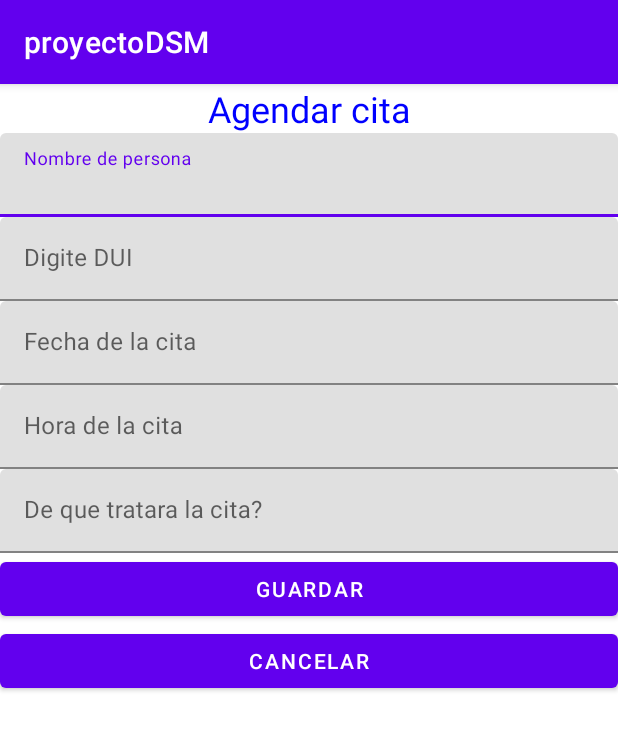
After one commit to ChristianBatres/PROYECTO-DSM, an Android app: the AddCitasActivity screen opened directly, with no data from a screen before it, on a phone screen of 412 x 824 dp. The commit adds this screen. Shown: the top 730 px of the screen. Run offline under Robolectric (Android 15) with nearby library versions, the phone set to English and light mode, and no system bars; 7 statements that could not run were skipped.

Commit message:
Agregando CRUD de Citas

```diff
--- a/app/src/main/AndroidManifest.xml
+++ b/app/src/main/AndroidManifest.xml
@@ -10,12 +10,15 @@
         android:supportsRtl="true"
         android:theme="@style/Theme.ProyectoDSM">
         <activity android:name=".MainActivity">
+        </activity>
+        <activity android:name=".CitasActivity">
             <intent-filter>
                 <action android:name="android.intent.action.MAIN" />
 
                 <category android:name="android.intent.category.LAUNCHER" />
             </intent-filter>
         </activity>
+        <activity android:name=".AddCitasActivity"></activity>
     </application>
 
 </manifest>
--- /dev/null
+++ b/app/src/main/java/sv/edu/udb/proyectodsm/AddCitasActivity.java
@@ -0,0 +1,117 @@
+package sv.edu.udb.proyectodsm;
+
+import android.os.Bundle;
+import android.os.PersistableBundle;
+import android.view.View;
+import android.widget.EditText;
+
+import androidx.annotation.Nullable;
+import androidx.appcompat.app.AppCompatActivity;
+import sv.edu.udb.proyectodsm.datos.Citas;
+
+import android.app.DatePickerDialog;
+import android.os.Bundle;
+import android.view.View;
+import android.widget.Button;
+import android.widget.DatePicker;
+import android.widget.EditText;
+import java.util.Calendar;
+import android.app.TimePickerDialog;
+import android.widget.TimePicker;
+
+public class AddCitasActivity extends AppCompatActivity{
+    EditText edtDUI,edtNombre,edtFecha,edtHora,edtDescripcion;
+    String key="",nombre="",dui="",fecha="",hora="",descripcion="",accion="";
+    Button buttonSave;
+    int cyear, cday, cmonth;
+    int chour,cminute;
+
+    @Override
+    public void onCreate(@Nullable Bundle savedInstanceState) {
+        super.onCreate(savedInstanceState);
+        setContentView(R.layout.activity_add_citas);
+        inicializar();
+    }
+    private void inicializar() {
+        edtNombre = findViewById(R.id.edtNombre);
+        edtDUI = findViewById(R.id.edtDUI);
+        edtFecha = findViewById(R.id.edtFech);
+        edtHora = findViewById(R.id.edtHora);
+        edtDescripcion = findViewById(R.id.edtDescripcion);
+
+        edtFecha.setOnClickListener(new View.OnClickListener() {
+            @Override
+            public void onClick(View v) {
+                final Calendar calendar=Calendar.getInstance();
+                cyear = calendar.get(Calendar.YEAR);
+                cmonth = calendar.get(Calendar.MONTH);
+                cday = calendar.get(Calendar.DAY_OF_MONTH);
+
+                DatePickerDialog datePickerDialog = new DatePickerDialog(AddCitasActivity.this, new DatePickerDialog.OnDateSetListener() {
+                    @Override
+                    public void onDateSet(DatePicker view, int year, int month, int dayOfMonth) {
+                        edtFecha.setText(dayOfMonth+"/"+(month+1)+"/"+year);
+                    }
+                },cyear,cmonth,cday);
+                datePickerDialog.show();
+            }
+        });
+
+        edtHora.setOnClickListener(new View.OnClickListener() {
+            @Override
+            public void onClick(View v) {
+                final  Calendar calendar = Calendar.getInstance();
+                chour=calendar.get(Calendar.HOUR_OF_DAY);
+                cminute=calendar.get(Calendar.MINUTE);
+
+                TimePickerDialog timePickerDialog = new TimePickerDialog(AddCitasActivity.this, new TimePickerDialog.OnTimeSetListener() {
+                    @Override
+                    public void onTimeSet(TimePicker view, int hourOfDay, int minute) {
+                        edtHora.setText(hourOfDay+":"+minute);
+                    }
+                },chour,cminute,false);
+                timePickerDialog.show();
+            }
+        });
+
+        // Obtención de datos que envia actividad anterior
+        Bundle datos = getIntent().getExtras();
+        key = datos.getString("key");
+        dui = datos.getString("dui");
+        nombre=datos.getString("nombre");
+        fecha=datos.getString("fecha");
+        hora=datos.getString("hora");
+        descripcion=datos.getString("descripcion");
+
+
+        accion=datos.getString("accion");
+        edtDUI.setText(dui);
+        edtNombre.setText(nombre);
+        edtFecha.setText(fecha);
+        edtHora.setText(hora);
+        edtDescripcion.setText(descripcion);
+    }
+
+    public void guardar(View v){
+        String nombre = edtNombre.getText().toString();
+        String dui = edtDUI.getText().toString();
+        String fecha = edtFecha.getText().toString();
+        String hora = edtHora.getText().toString();
+        String descripcion = edtDescripcion.getText().toString();
+        // Se forma objeto persona
+        Citas cita = new Citas(dui,nombre,fecha,hora,descripcion);
+
+        if (accion.equals("a")) { //Agregar usando push()
+            CitasActivity.refCitas.push().setValue(cita);
+        }
+        else // Editar usando setValue
+        {
+            CitasActivity.refCitas.child(key).setValue(cita);
+        }
+        finish();
+    }
+    public void cancelar(View v){
+        finish();
+    }
+
+}
--- /dev/null
+++ b/app/src/main/res/layout/activity_add_citas.xml
@@ -0,0 +1,83 @@
+<?xml version="1.0" encoding="utf-8"?>
+<LinearLayout xmlns:android="http://schemas.android.com/apk/res/android"
+    android:layout_width="match_parent"
+    android:layout_height="match_parent"
+    android:orientation="vertical">
+    <TextView
+        android:gravity="center_horizontal"
+        android:text="@string/Agregar"
+        android:textSize="24sp"
+        android:textColor="#00f"
+        android:layout_width="match_parent"
+        android:layout_height="wrap_content" />
+
+
+    <com.google.android.material.textfield.TextInputLayout
+        android:layout_width="match_parent"
+        android:layout_height="wrap_content">
+
+        <com.google.android.material.textfield.TextInputEditText
+            android:id="@+id/edtNombre"
+            android:layout_width="match_parent"
+            android:layout_height="wrap_content"
+            android:hint="Nombre de persona" />
+    </com.google.android.material.textfield.TextInputLayout>
+
+
+    <com.google.android.material.textfield.TextInputLayout
+        android:layout_width="match_parent"
+        android:layout_height="wrap_content">
+
+        <com.google.android.material.textfield.TextInputEditText
+            android:id="@+id/edtDUI"
+            android:layout_width="match_parent"
+            android:layout_height="wrap_content"
+            android:hint="Digite DUI" />
+    </com.google.android.material.textfield.TextInputLayout>
+
+    <com.google.android.material.textfield.TextInputLayout
+        android:layout_width="match_parent"
+        android:layout_height="wrap_content">
+
+        <com.google.android.material.textfield.TextInputEditText
+            android:id="@+id/edtFech"
+            android:layout_width="match_parent"
+            android:layout_height="wrap_content"
+            android:hint="Fecha de la cita" />
+    </com.google.android.material.textfield.TextInputLayout>
+
+    <com.google.android.material.textfield.TextInputLayout
+        android:layout_width="match_parent"
+        android:layout_height="wrap_content">
+
+        <com.google.android.material.textfield.TextInputEditText
+            android:id="@+id/edtHora"
+            android:layout_width="match_parent"
+            android:layout_height="wrap_content"
+            android:hint="Hora de la cita" />
+    </com.google.android.material.textfield.TextInputLayout>
+
+    <com.google.android.material.textfield.TextInputLayout
+        android:layout_width="match_parent"
+        android:layout_height="wrap_content">
+
+        <com.google.android.material.textfield.TextInputEditText
+            android:id="@+id/edtDescripcion"
+            android:layout_width="match_parent"
+            android:layout_height="wrap_content"
+            android:hint="De que tratara la cita?" />
+    </com.google.android.material.textfield.TextInputLayout>
+
+
+
+    <Button
+        android:text="Guardar"
+        android:onClick="guardar"
+        android:layout_width="match_parent"
+        android:layout_height="wrap_content" />
+    <Button
+        android:text="Cancelar"
+        android:onClick="cancelar"
+        android:layout_width="match_parent"
+        android:layout_height="wrap_content" />
+</LinearLayout>
--- a/app/src/main/res/values/strings.xml
+++ b/app/src/main/res/values/strings.xml
@@ -1,3 +1,5 @@
 <resources>
     <string name="app_name">proyectoDSM</string>
+    <string name="Agregar">Agendar cita</string>
+    <string name="Citas">Citas</string>
 </resources>
--- a/app/src/main/res/values/themes.xml
+++ b/app/src/main/res/values/themes.xml
@@ -13,4 +13,9 @@
         <item name="android:statusBarColor" tools:targetApi="l">?attr/colorPrimaryVariant</item>
         <!-- Customize your theme here. -->
     </style>
+    <style name="Divider">
+        <item name="android:layout_width">match_parent</item>
+        <item name="android:layout_height">4dp</item>
+        <item name="android:background">?android:attr/listDivider</item>
+    </style>
 </resources>
```
Also changed, not shown: app/src/main/java/sv/edu/udb/proyectodsm/AdaptadorCitas.java (added, +48 -0 lines), app/src/main/java/sv/edu/udb/proyectodsm/CitasActivity.java (added, +139 -0 lines), app/src/main/java/sv/edu/udb/proyectodsm/datos/Citas.java (added, +70 -0 lines), app/src/main/res/layout/ativity_citas.xml (added, +38 -0 lines), app/src/main/res/layout/citas_layout.xml (added, +55 -0 lines).
